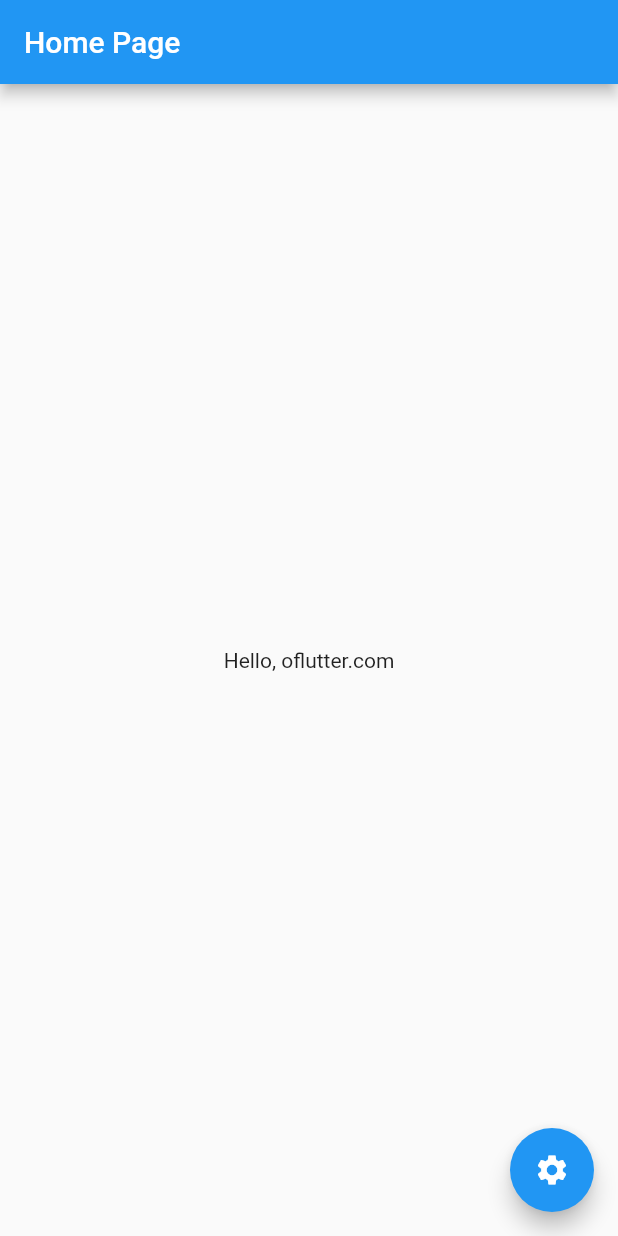
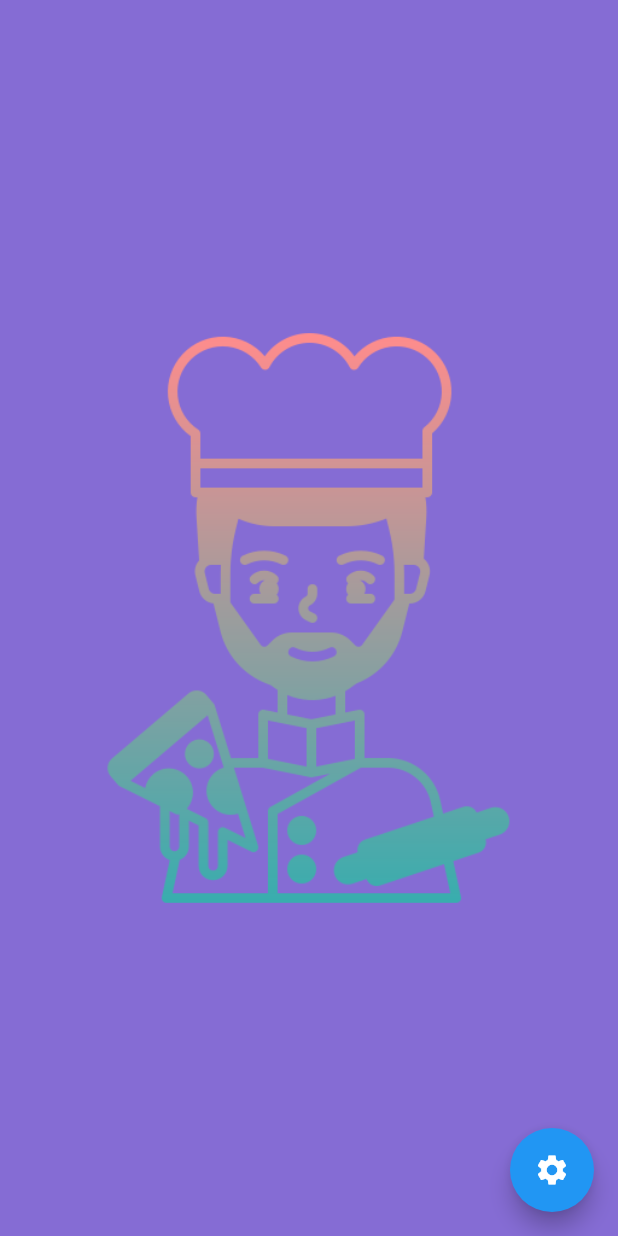
Before and after one commit to romgrm/LuigiPizza, a Flutter app: the screen it shows after launch, on a phone screen of 412 x 824 dp. Run offline on Flutter 3.47's test engine with Material 2 defaults, Android fonts, the phone set to English and light mode, and no system bars; our stand-ins replace google_maps_flutter.

Commit message:
design homeScreen

```diff
--- a/lib/screens/HomeScreen.dart
+++ b/lib/screens/HomeScreen.dart
@@ -13,11 +13,9 @@ class _HomeScreenState extends State<HomeScreen> {
   @override
   Widget build(BuildContext context) {
     return Scaffold(
-      appBar: AppBar(
-        title: Text('Home Page'),
-      ),
-      body: const Center(
-        child: Text('Hello, oflutter.com'),
+      backgroundColor: const Color(0xff856CD4),
+      body: Center(
+        child: Image.asset('assets/images/chef.png'),
       ),
       floatingActionButton: FloatingActionButton(
         child: const Icon(Icons.settings),
```
Also changed, not shown: pubspec.yaml (+3 -4 lines), assets/images/chef.png (added).
